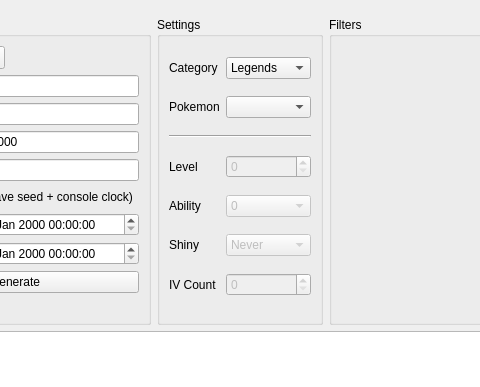
Old version of the form Form/Gen6/Static6.ui in the repository Xenon-Hacks/PokeFinder-GPU; both pictures show x 132 to 612 and y 0 to 387 of the 1200 by 700 pixel window.
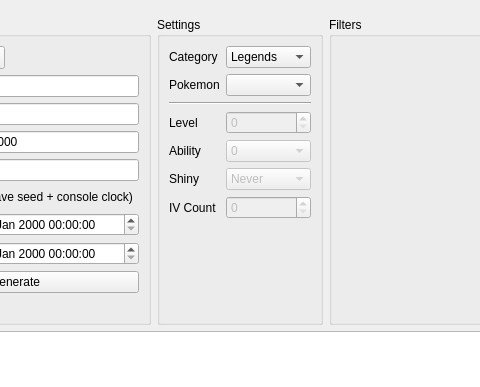
New version of the form. Custom widgets are drawn as their Qt base class.

What changed in the file:
```diff
--- a/Form/Gen6/Static6.ui
+++ b/Form/Gen6/Static6.ui
@@ -266,6 +266,13 @@
         </property>
        </widget>
       </item>
+      <item row="7" column="0" colspan="2">
+       <widget class="QLabel" name="labelDelayNote">
+        <property name="wordWrap">
+         <bool>true</bool>
+        </property>
+       </widget>
+      </item>
      </layout>
     </widget>
    </item>
```
Left out of the diff: 5 changed lines with no effect on the pictures.
